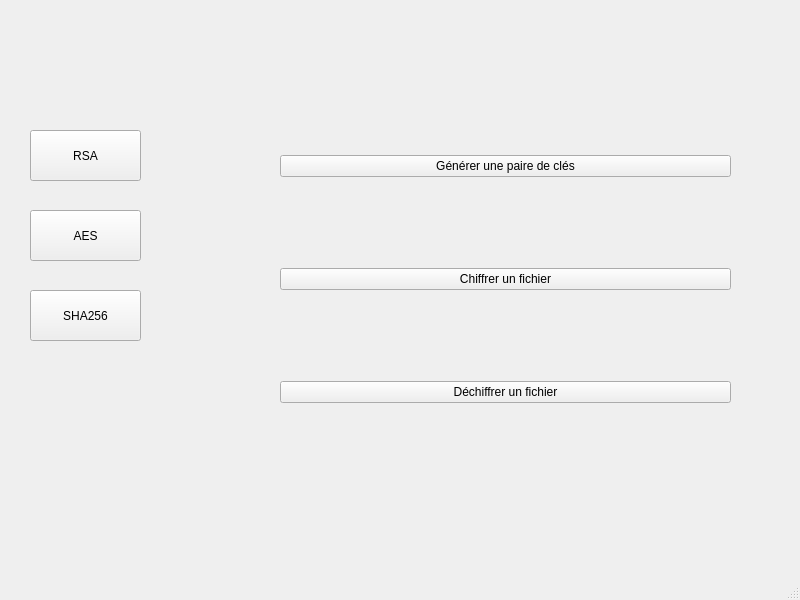
The window that mainwindow.ui (LeoPinzano/appSecurite) describes before a commit, drawn with Qt 5.
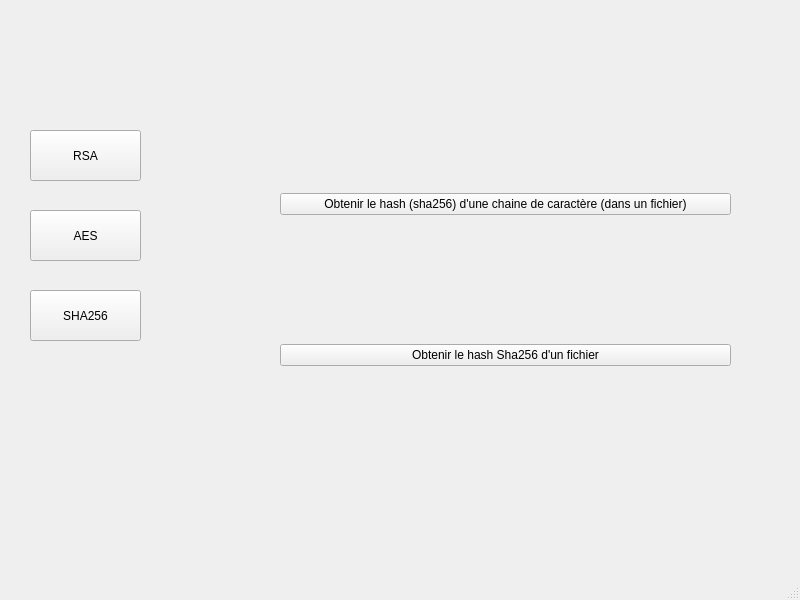
The same window after the commit.

Commit message: Update Hash (SHA256)

```diff
--- a/mainwindow.ui
+++ b/mainwindow.ui
@@ -120,21 +120,14 @@
           <bool>true</bool>
          </property>
          <property name="text">
-          <string>Générer une paire de clés</string>
+          <string>Obtenir le hash (sha256) d'une chaine de caractère (dans un fichier)</string>
          </property>
         </widget>
        </item>
        <item>
         <widget class="QPushButton" name="RSAencryptBtn_2">
          <property name="text">
-          <string>Chiffrer un fichier</string>
-         </property>
-        </widget>
-       </item>
-       <item>
-        <widget class="QPushButton" name="RSAdecryptBtn_2">
-         <property name="text">
-          <string>Déchiffrer un fichier</string>
+          <string>Obtenir le hash Sha256 d'un fichier</string>
          </property>
         </widget>
        </item>
```
Left out of the diff: 6 changed lines with no effect on the pictures. The commit also changes 3 other files.
